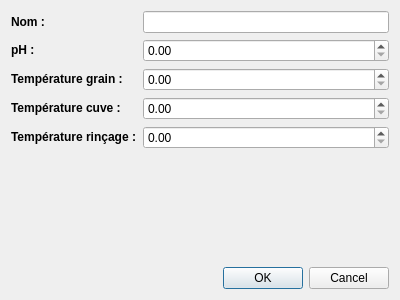
Above: mashEditor.ui from 314r/joliebulle before the change. Below: the same form after it.
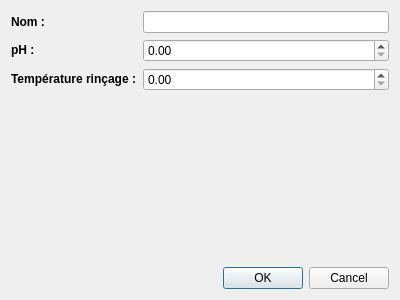
That is the form after the change.

```diff
--- a/mashEditor.ui
+++ b/mashEditor.ui
@@ -16,6 +16,9 @@
   <layout class="QGridLayout" name="gridLayout">
    <item row="0" column="0">
     <layout class="QFormLayout" name="formLayout">
+     <property name="fieldGrowthPolicy">
+      <enum>QFormLayout::AllNonFixedFieldsGrow</enum>
+     </property>
      <item row="0" column="0">
       <widget class="QLabel" name="label">
        <property name="text">
@@ -34,20 +37,6 @@
       </widget>
      </item>
      <item row="2" column="0">
-      <widget class="QLabel" name="label_3">
-       <property name="text">
-        <string>&lt;html&gt;&lt;head/&gt;&lt;body&gt;&lt;p&gt;&lt;span style=&quot; font-weight:600;&quot;&gt;Température grain :&lt;/span&gt;&lt;/p&gt;&lt;/body&gt;&lt;/html&gt;</string>
-       </property>
-      </widget>
-     </item>
-     <item row="3" column="0">
-      <widget class="QLabel" name="label_4">
-       <property name="text">
-        <string>&lt;html&gt;&lt;head/&gt;&lt;body&gt;&lt;p&gt;&lt;span style=&quot; font-weight:600;&quot;&gt;Température cuve : &lt;/span&gt;&lt;/p&gt;&lt;/body&gt;&lt;/html&gt;</string>
-       </property>
-      </widget>
-     </item>
-     <item row="4" column="0">
       <widget class="QLabel" name="label_5">
        <property name="text">
         <string>&lt;html&gt;&lt;head/&gt;&lt;body&gt;&lt;p&gt;&lt;span style=&quot; font-weight:600;&quot;&gt;Température rinçage :&lt;/span&gt;&lt;/p&gt;&lt;/body&gt;&lt;/html&gt;</string>
@@ -58,12 +47,6 @@
       <widget class="QDoubleSpinBox" name="doubleSpinBoxPh"/>
      </item>
      <item row="2" column="1">
-      <widget class="QDoubleSpinBox" name="doubleSpinBoxGrainT"/>
-     </item>
-     <item row="3" column="1">
-      <widget class="QDoubleSpinBox" name="doubleSpinBoxTunT"/>
-     </item>
-     <item row="4" column="1">
       <widget class="QDoubleSpinBox" name="doubleSpinBoxSpargeT"/>
      </item>
     </layout>
```
Left out of the diff: 6 changed lines with no effect on the pictures.
